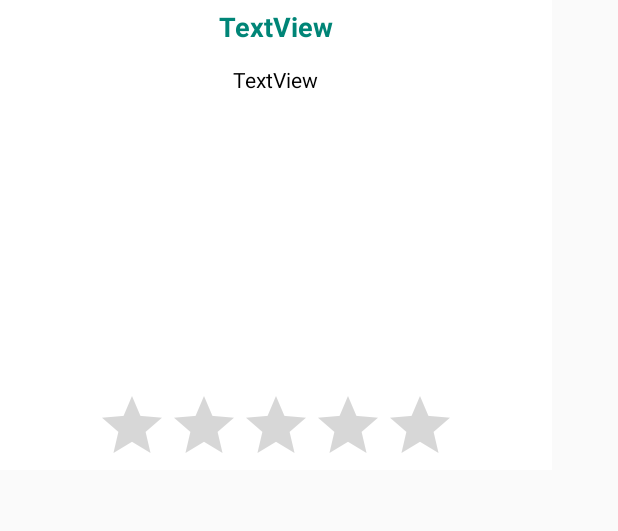
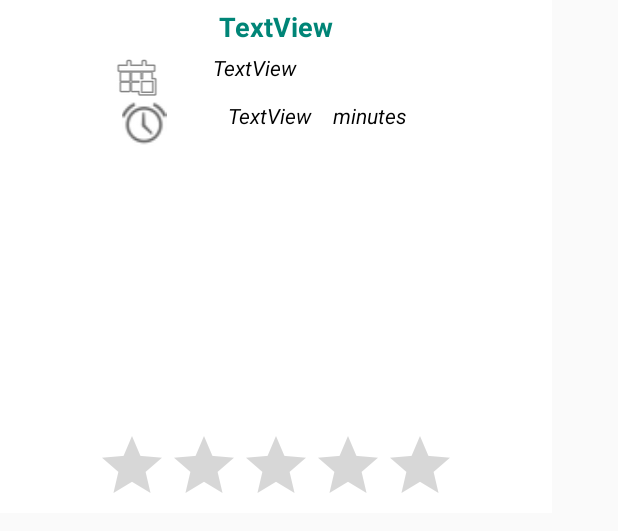
Before and after one commit to PhillineD/StudentKok, an Android app: the layout history_item.xml on its own in the app's theme, with its tools: preview values and no code run, on a phone screen of 412 x 824 dp. Shown: the top 531 px of the screen. Run offline under Robolectric (Android 15) with nearby library versions, the phone set to English and light mode, and no system bars; network calls fail.

Commit message:
Initial Project

```diff
--- a/app/src/main/java/com/example/phill/studentcheff/Extra/DownloadImageTask.java
+++ b/app/src/main/java/com/example/phill/studentcheff/Extra/DownloadImageTask.java
@@ -28,6 +28,7 @@ public class DownloadImageTask extends AsyncTask<String, Void, Bitmap> {
         }
         return bmp;
     }
+
     protected void onPostExecute(Bitmap result) {
         bmImage.setImageBitmap(result);
     }
--- a/app/src/main/res/layout/history_item.xml
+++ b/app/src/main/res/layout/history_item.xml
@@ -9,7 +9,7 @@
     <LinearLayout
         android:id="@+id/linearLayout2"
         android:layout_width="0dp"
-        android:layout_height="313dp"
+        android:layout_height="wrap_content"
         android:background="@android:color/white"
         android:foregroundGravity="center"
         android:gravity="center"
@@ -30,17 +30,75 @@
             android:textSize="18sp"
             android:textStyle="bold" />
 
+        <LinearLayout
+            android:layout_width="match_parent"
+            android:layout_height="32dp"
+            android:layout_gravity="center"
+            android:gravity="center"
+            android:orientation="horizontal">
+
+            <ImageView
+                android:id="@+id/imageView2"
+                android:layout_width="wrap_content"
+                android:layout_height="wrap_content"
+                android:layout_marginLeft="40dp"
+                android:layout_weight="1"
+                app:srcCompat="@android:drawable/ic_menu_today" />
+
             <TextView
                 android:id="@+id/historydate"
                 android:layout_width="226dp"
-            android:layout_height="35dp"
+                android:layout_height="match_parent"
                 android:layout_gravity="center"
                 android:background="@android:color/white"
                 android:clickable="false"
                 android:focusable="false"
+                android:foregroundGravity="center"
+                android:gravity="left"
+                android:text="TextView"
+                android:textColor="@android:color/black"
+                android:textStyle="italic" />
+        </LinearLayout>
+
+        <LinearLayout
+            android:layout_width="match_parent"
+            android:layout_height="30dp"
+            android:layout_gravity="center"
             android:gravity="center"
+            android:orientation="horizontal">
+
+            <ImageView
+                android:id="@+id/imageView"
+                android:layout_width="wrap_content"
+                android:layout_height="match_parent"
+                android:layout_gravity="right"
+                android:layout_marginLeft="20dp"
+                android:layout_weight="1"
+                android:paddingLeft="20dp"
+                app:srcCompat="@android:drawable/ic_lock_idle_alarm" />
+
+            <TextView
+                android:id="@+id/cookstime"
+                android:layout_width="70dp"
+                android:layout_height="match_parent"
+                android:layout_gravity="center"
+                android:background="@android:color/white"
+                android:clickable="false"
+                android:focusable="false"
+                android:gravity="left"
                 android:text="TextView"
-            android:textColor="@android:color/black" />
+                android:textColor="@android:color/black"
+                android:textStyle="italic" />
+
+            <TextView
+                android:id="@+id/textView7"
+                android:layout_width="wrap_content"
+                android:layout_height="match_parent"
+                android:layout_weight="1"
+                android:text="minutes"
+                android:textColor="@android:color/black"
+                android:textStyle="italic" />
+        </LinearLayout>
 
         <ImageView
             android:id="@+id/picturehistory"
@@ -54,17 +112,18 @@
         <RatingBar
             android:id="@+id/historyrating"
             android:layout_width="wrap_content"
-            android:layout_height="match_parent"
+            android:layout_height="47dp"
             android:layout_gravity="center"
             android:layout_marginTop="8dp"
+            android:layout_marginBottom="8dp"
             android:background="@android:color/white"
             android:clickable="false"
             android:focusable="false"
             android:focusableInTouchMode="false"
+
+
             android:isIndicator="true"
             android:longClickable="false"
-
-
             android:stepSize="1"
             app:layout_constraintTop_toBottomOf="@+id/picturehistory"
             tools:layout_editor_absoluteX="0dp" />
```
Also changed, not shown: app/src/main/java/com/example/phill/studentcheff/Activitys/RecipeActivity.java (+17 -1 lines), app/src/main/java/com/example/phill/studentcheff/Adapters/EntryAdapter.java (+6 -1 lines), app/src/main/java/com/example/phill/studentcheff/Requests/EntryDatabase.java (+9 -3 lines), app/src/main/res/layout/recipe_activity.xml (+22 -1 lines). Lines whose indentation alone changed are shown as unchanged.
